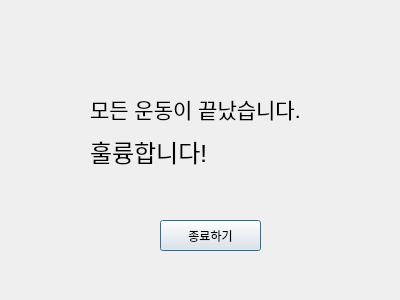
First picture: the form in posenet_python/ui/success_ui.ui, repository EunbinShin/final, before the edit.
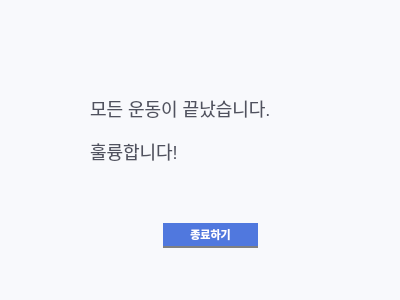
Second picture: the form after the edit.

```diff
--- a/posenet_python/ui/success_ui.ui
+++ b/posenet_python/ui/success_ui.ui
@@ -13,12 +13,68 @@
   <property name="windowTitle">
    <string>Dialog</string>
   </property>
+  <property name="styleSheet">
+   <string notr="true">QWidget
+{
+	background-color: rgb(248, 249, 252);
+	color: #000000;
+
+}
+
+
+/*-----QLabel-----*/
+QLabel
+{
+	background-color: transparent;
+	color: rgb(80, 82, 95);
+	font-size: 18px;
+
+}
+
+
+/*-----QPushButton-----*/
+QPushButton
+{
+	background-color: rgb(80,120,222);
+	color: #fff;
+	font-size: 11px;
+	font-weight: bold;
+	border-radius: 15px;
+	margin: 3px;
+    border-bottom: 2px solid gray;
+}
+
+QPushButton::hover
+{
+	background-color: #3457b3;
+
+}
+
+QPushButton::disabled
+{
+	background-color: #4d5770;
+
+}
+
+
+QPushButton::pressed
+{
+	background-color: #85a7ff;
+
+}
+
+
+
+
+
+</string>
+  </property>
   <widget class="QWidget" name="verticalLayoutWidget">
    <property name="geometry">
     <rect>
      <x>90</x>
      <y>90</y>
-     <width>233</width>
+     <width>266</width>
      <height>80</height>
     </rect>
    </property>
@@ -27,7 +83,7 @@
      <widget class="QLabel" name="label">
       <property name="font">
        <font>
-        <pointsize>16</pointsize>
+        <pointsize>-1</pointsize>
        </font>
       </property>
       <property name="text">
@@ -39,7 +95,7 @@
      <widget class="QLabel" name="label_2">
       <property name="font">
        <font>
-        <pointsize>18</pointsize>
+        <pointsize>-1</pointsize>
        </font>
       </property>
       <property name="text">
```
